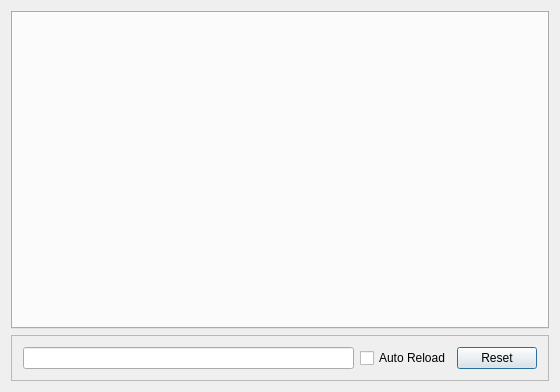
b-xiang/taskBus, file modules/sinks/sink_plots/dialogplots.ui: the form before one commit.
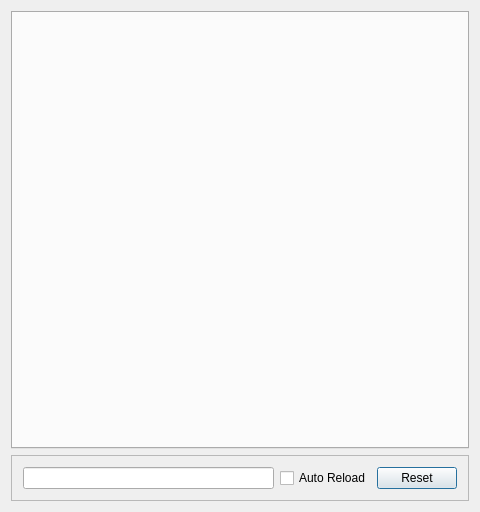
The form after the commit.

Diff of the .ui file:
```diff
--- a/modules/sinks/sink_plots/dialogplots.ui
+++ b/modules/sinks/sink_plots/dialogplots.ui
@@ -6,8 +6,8 @@
    <rect>
     <x>0</x>
     <y>0</y>
-    <width>560</width>
-    <height>392</height>
+    <width>480</width>
+    <height>512</height>
    </rect>
   </property>
   <property name="windowTitle">
```
